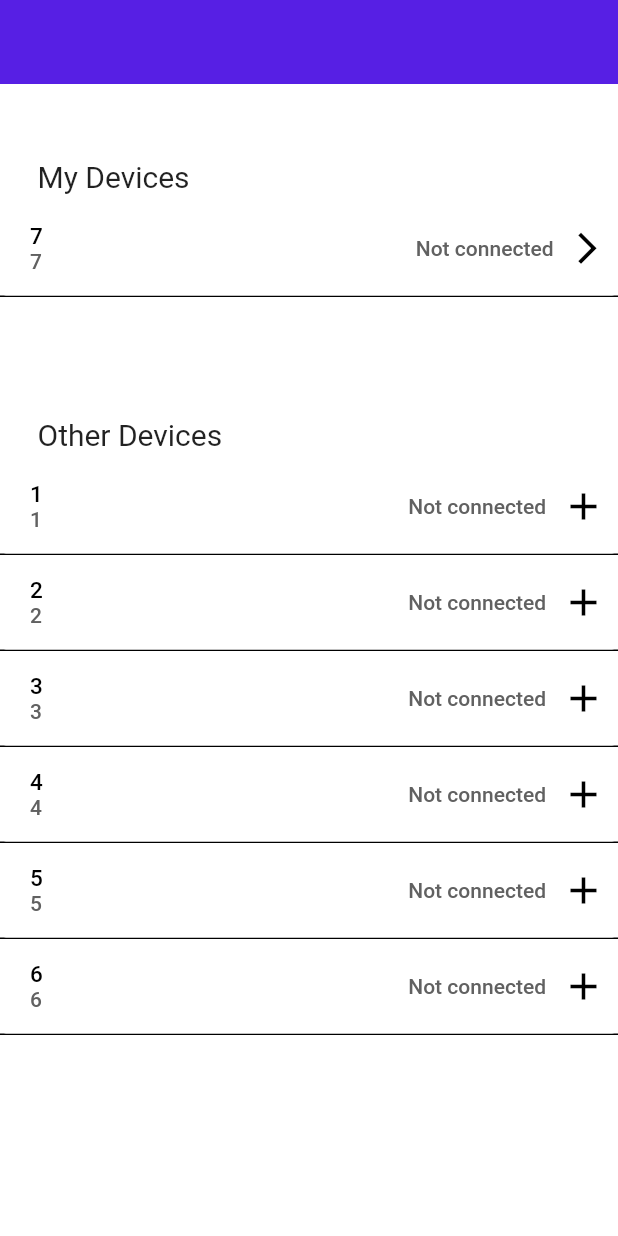
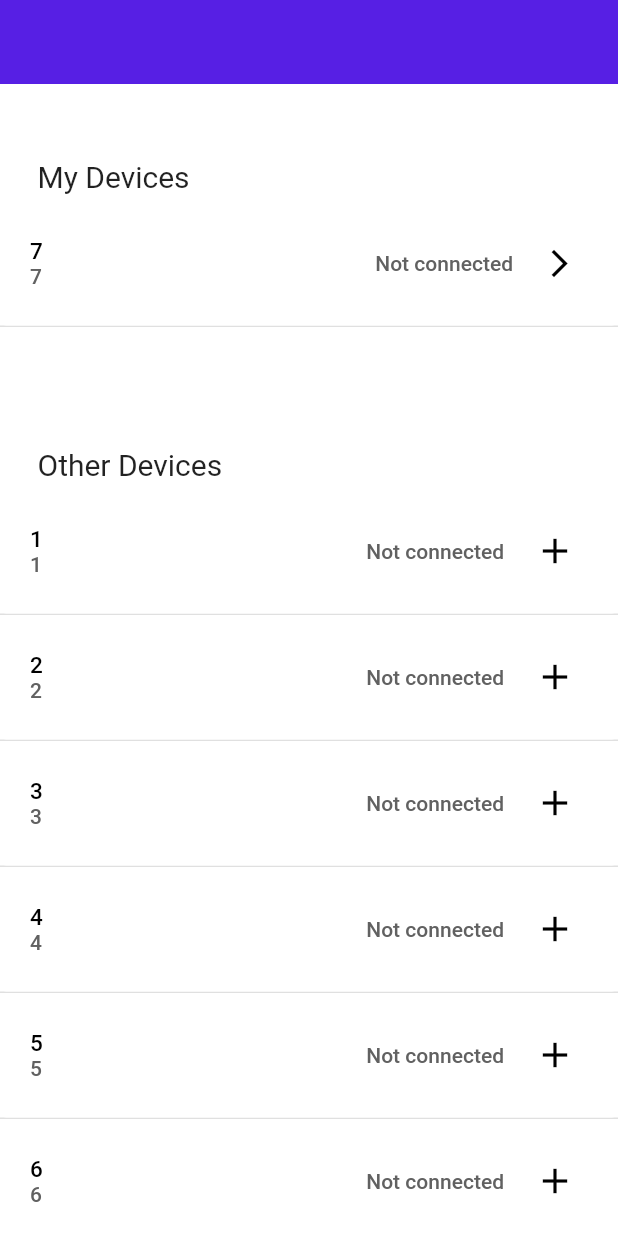
Before and after one commit to larrycaw/heat-vitality, a Flutter app: the screen it shows after launch, on a phone screen of 412 x 824 dp. Run offline on Flutter 3.47's test engine with Material 2 defaults, Android fonts, the phone set to English and light mode, and no system bars; our stand-ins replace easy_localization, flutter_spinkit, lite_rolling_switch, syncfusion_flutter_gauges.

Commit message:
Bluetooth list element design

```diff
--- a/lib/widget_element/bluetooth_list_element.dart
+++ b/lib/widget_element/bluetooth_list_element.dart
@@ -42,10 +42,10 @@ class BtListElement extends StatelessWidget {
   @override
   Widget build(BuildContext context) {
     return Container(
-      height: 64,
+      height: 84,
       decoration: BoxDecoration(
           border: Border(
-            bottom: BorderSide(color: Colors.black),
+            bottom: BorderSide(color: Colors.grey[300]),
           ),
       ),
       child: TextButton(
@@ -103,7 +103,7 @@ class BtListElement extends StatelessWidget {
                       color: Colors.grey[700]
                   ),
                 ),
-                SizedBox(width: 10,)
+                SizedBox(width: 20,)
               ],
             ),
             GestureDetector(
@@ -120,8 +120,9 @@ class BtListElement extends StatelessWidget {
                     } else onUpdateBluetoothDevice();
                   } else if(!getMyDeviceState()) onAddDevice();
                 },
-                child: getMyDeviceState() ? Icon(Icons.arrow_forward_ios, size: 25,) : Icon(Icons.add, size: 30,)
+                child: getMyDeviceState() ? Icon(Icons.arrow_forward_ios, size: 22) : Icon(Icons.add, size: 28,)
             ),
+            SizedBox(width: 20,)
           ],
         ),
       ),
```
